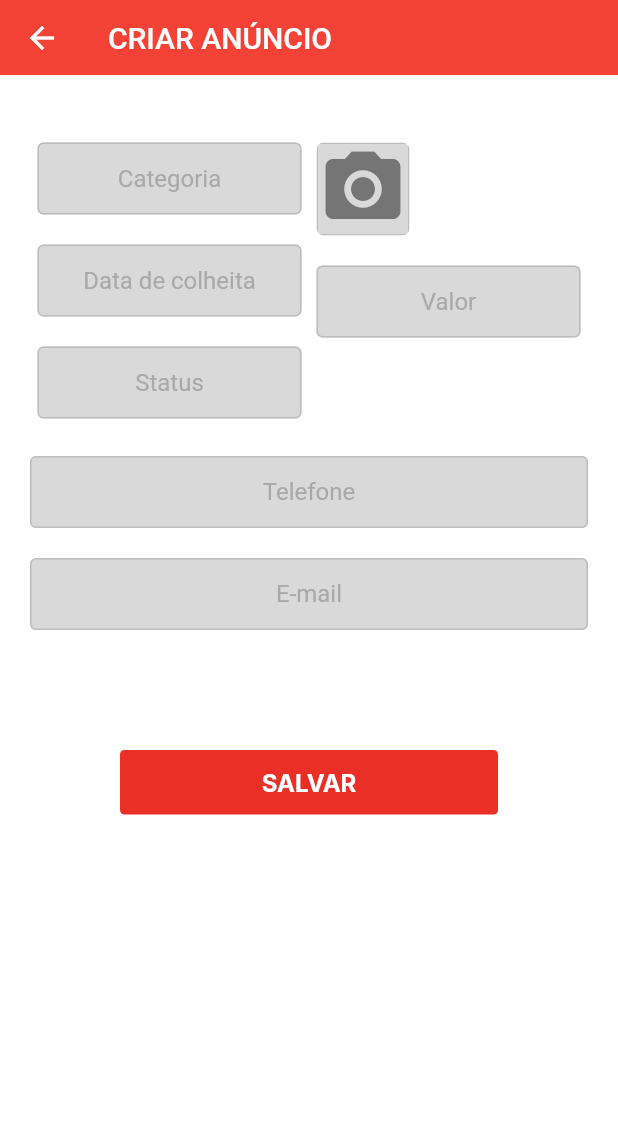
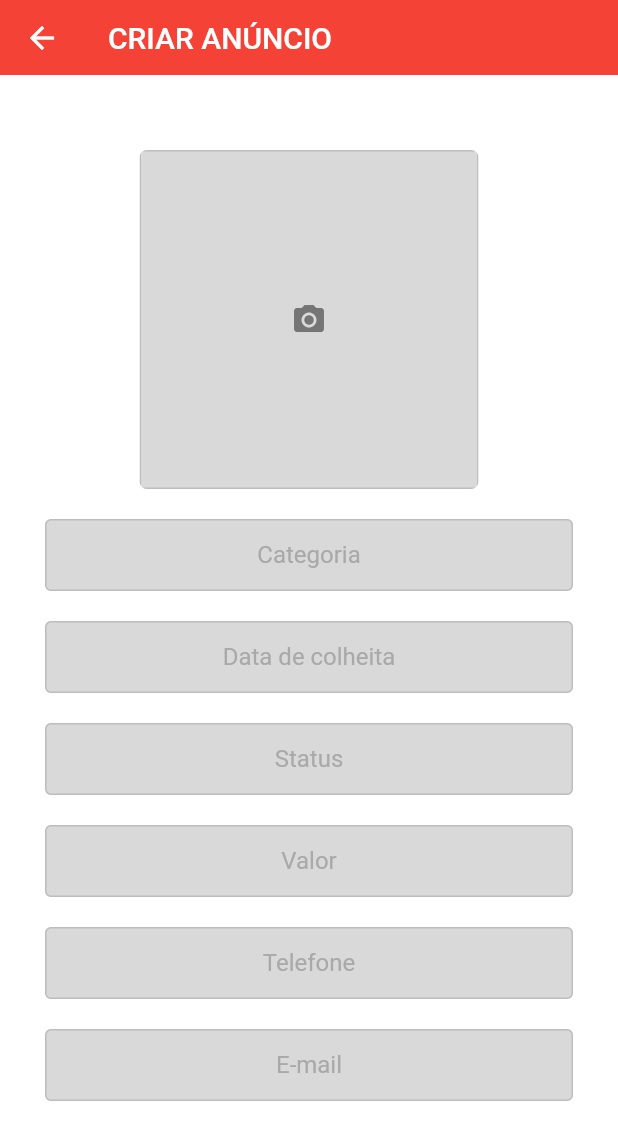
Before and after one commit to rayllander/melancia_express, a Flutter app: the AnnouncementPage screen opened by its route, on a phone screen of 412 x 824 dp. Shown: the top 1140 px of the screen. Run offline on Flutter 3.47's test engine with Material 2 defaults, Android fonts, the phone set to English and light mode, and no system bars; our stand-ins replace dots_indicator, parse_server_sdk_flutter; Roboto replaces fonts that are missing (Inter).

Commit message:
alterações

```diff
--- a/lib/view/components/my_PhotoField.dart
+++ b/lib/view/components/my_PhotoField.dart
@@ -7,7 +7,12 @@ class PhotoField extends StatelessWidget {
 
   @override
   Widget build(BuildContext context) {
-    return GestureDetector(
+    return Padding(
+      padding: const EdgeInsets.all(0.0),
+      child: Column(
+        mainAxisAlignment: MainAxisAlignment.center,
+        children: [
+          GestureDetector(
             onTap: onTap,
             child: ClipRRect(
               borderRadius: BorderRadius.circular(5), // Valor para a borda arredondada
@@ -18,8 +23,14 @@ class PhotoField extends StatelessWidget {
                   ),
                   color: Color(0xFFD9D9D9), // Cor de preenchimento
                 ),
-          child: Icon(Icons.camera_alt, size: 60, color: Colors.grey[600]),
+                child: Padding(
+                  padding: const EdgeInsets.all(100.0), // Ajuste o valor do padding interno conforme desejado
+                  child: Icon(Icons.camera_alt, color: Colors.grey[600]),
                 ),
+              ),
+            ),
+          ),
+        ],
       ),
     );
   }
--- a/lib/view/pages/announcement_page.dart
+++ b/lib/view/pages/announcement_page.dart
@@ -1,9 +1,9 @@
 import 'package:flutter/material.dart';
+import 'package:melancia_express/view/components/my_appbar.dart';
 import 'package:melancia_express/view/components/my_button.dart';
 import 'package:melancia_express/view/components/my_textfield.dart';
 import 'package:melancia_express/view/components/my_PhotoField.dart';
-import 'package:melancia_express/view/helpers/interface_helpers.dart';
-import 'package:melancia_express/view/components/my_appbar.dart';
+import 'package:melancia_express/view/helpers/interface_helpers.dart'; // Corrigido o nome do arquivo
 
 // ignore: must_be_immutable
 class AnnouncementPage extends StatelessWidget {
@@ -21,26 +21,22 @@ class AnnouncementPage extends StatelessWidget {
     return Scaffold(
       appBar: MyAppBar(title: 'CRIAR ANÚNCIO'),
       backgroundColor: Theme.of(context).colorScheme.background,
-      body: SingleChildScrollView(
-        child: Center(
-          child: Padding(
-            padding: const EdgeInsets.all(20.0),
+      body: Padding(
+        padding: const EdgeInsets.all(30.0),
+        child: SingleChildScrollView(
           child: Column(
             mainAxisAlignment: MainAxisAlignment.center,
-              crossAxisAlignment: CrossAxisAlignment.start,
             children: [
               SizedBox(height: 20),
-                Row(
-                  mainAxisAlignment: MainAxisAlignment.spaceBetween,
-                  crossAxisAlignment: CrossAxisAlignment.start,
-                  children: [
-                    Expanded(
-                      child: Container(
-                        padding:
-                            EdgeInsets.symmetric(horizontal: 5, vertical: 5),
-                        child: Column(
-                          crossAxisAlignment: CrossAxisAlignment.start,
-                          children: [
+              Padding(
+                padding: const EdgeInsets.all(0.0),
+                child: PhotoField(
+                  onTap: () {
+                    // Lógica para selecionar a imagem
+                  },
+                ),
+              ),
+              SizedBox(height: 20),
               MyTextField(
                 hintText: 'Categoria',
                 obscureText: false,
@@ -58,33 +54,11 @@ class AnnouncementPage extends StatelessWidget {
                 obscureText: false,
                 controller: controllerStatus,
               ),
-                          ],
-                        ),
-                      ),
-                    ),
-                    Expanded(
-                      child: Container(
-                        padding:
-                            EdgeInsets.symmetric(horizontal: 5, vertical: 5),
-                        child: Column(
-                          crossAxisAlignment: CrossAxisAlignment.start,
-                          children: [
-                            PhotoField(
-                              onTap: () {
-                                // Lógica para selecionar a imagem
-                              },
-                            ),
               SizedBox(height: 20),
               MyTextField(
                 hintText: 'Valor',
                 obscureText: false,
                 controller: controllerValue,
-                            ),
-                          ],
-                        ),
-                      ),
-                    ),
-                  ],
               ),
               SizedBox(height: 20),
               MyTextField(
@@ -99,7 +73,7 @@ class AnnouncementPage extends StatelessWidget {
                 controller: controllerEmail,
               ),
               SizedBox(height: 20),
-                Container(
+              Padding(
                 padding: const EdgeInsets.all(60.0),
                 child: MyButton(
                   buttonText: 'SALVAR',
@@ -107,9 +81,8 @@ class AnnouncementPage extends StatelessWidget {
                     displayMessage('Registrado', context);
                   },
                 ),
-                )
+              ),
             ],
-            ),
           ),
         ),
       ),
```
Lines whose indentation alone changed are shown as unchanged.
